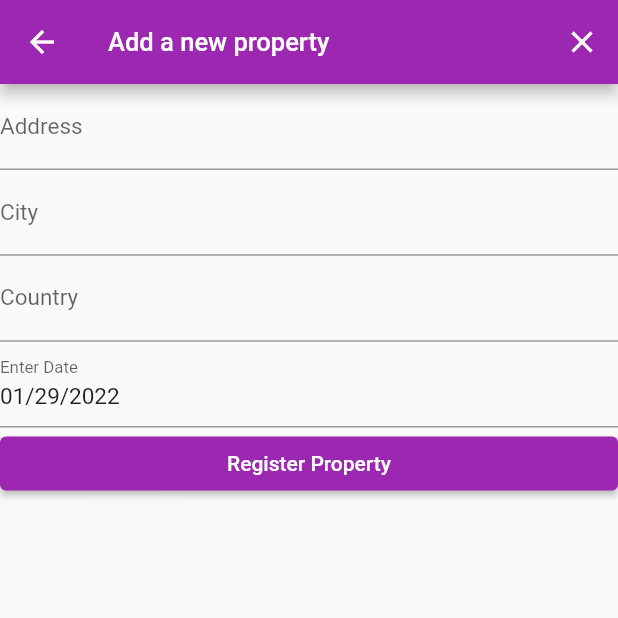
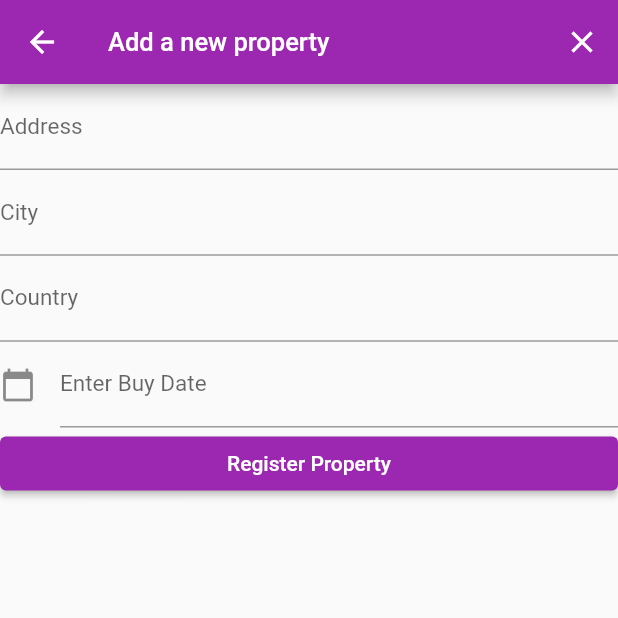
Before and after one commit to lasupernova/real_xstate, a Flutter app: the NewPropertyForm screen opened by its route, on a phone screen of 412 x 824 dp, the top half of it. Run offline on Flutter 3.47's test engine with Material 2 defaults, Android fonts, the phone set to English and light mode, and no system bars; our stand-ins replace getwidget; missing offline and left inert: dart:ffi.

Commit message:
exchanged date picker form field for pop-up DatePicker

```diff
--- a/mobile_app/lib/screens/newPropertyForm_screen.dart
+++ b/mobile_app/lib/screens/newPropertyForm_screen.dart
@@ -1,9 +1,11 @@
 import 'package:flutter/material.dart';
 import 'package:getwidget/getwidget.dart';
 import 'package:provider/provider.dart';
+import 'package:intl/intl.dart';
 
 import '../providers/property_list.dart';
 import '../providers/property_item.dart';
+import '../widgets/pickDate.dart';
 
 class NewPropertyForm extends StatefulWidget {
   static const routeName = "/add-property";
@@ -19,6 +21,7 @@ class _NewPropertyFormState extends State<NewPropertyForm> {
   final _formKey = GlobalKey<FormState>();
   // create map to store form values for further usage
   Map entryInfo = {};
+  TextEditingController dateinput = TextEditingController();
 
   // methods
   void _saveForm() {
@@ -95,12 +98,25 @@ class _NewPropertyFormState extends State<NewPropertyForm> {
                 entryInfo["country"] = value;
               },
             ),
-            InputDatePickerFormField(
-              initialDate: DateTime.now(),
-              firstDate: DateTime(1950, 1, 1),
-              lastDate: DateTime.now().add(Duration(days: 31)),
-              onDateSaved: (value) {
-                entryInfo["buydate"] = value;
+            TextFormField(
+              controller: dateinput, //editing controller of this TextField
+              decoration: InputDecoration(
+                  icon: Icon(Icons.calendar_today), //icon of text field
+                  labelText: "Enter Buy Date" //label text of field
+                  ),
+              readOnly:
+                  true, //set it true, so that user will not able to edit text
+              onTap: () {
+                selectDate(context).then((value) {
+                  // .then() necessary, as selectDate returns a Future<DateTime>
+                  setState(() {
+                    dateinput.text = value!;
+                  });
+                  ;
+                });
+              },
+              onSaved: (value) {
+                entryInfo["buydate"] = DateTime.parse(dateinput.text);
               },
             ),
             ElevatedButton(
```
